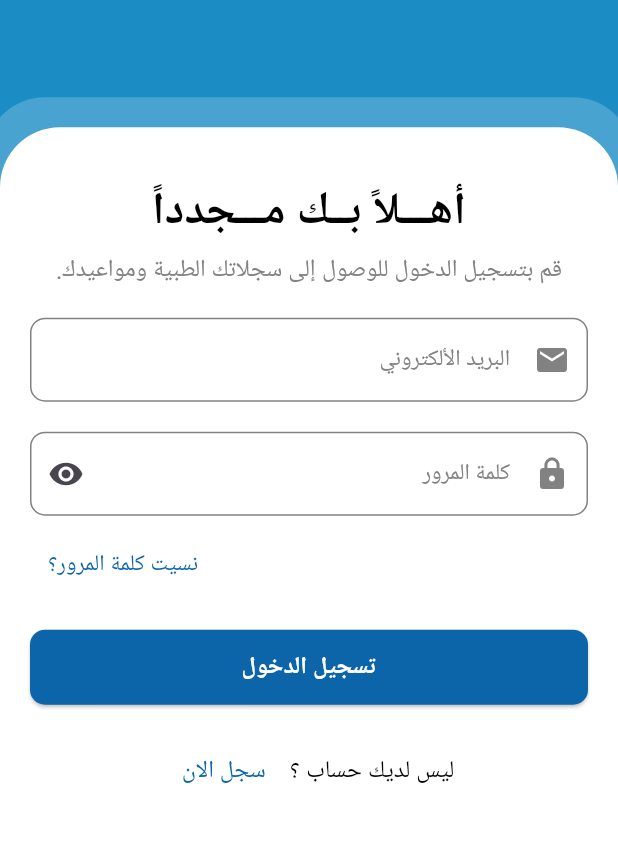
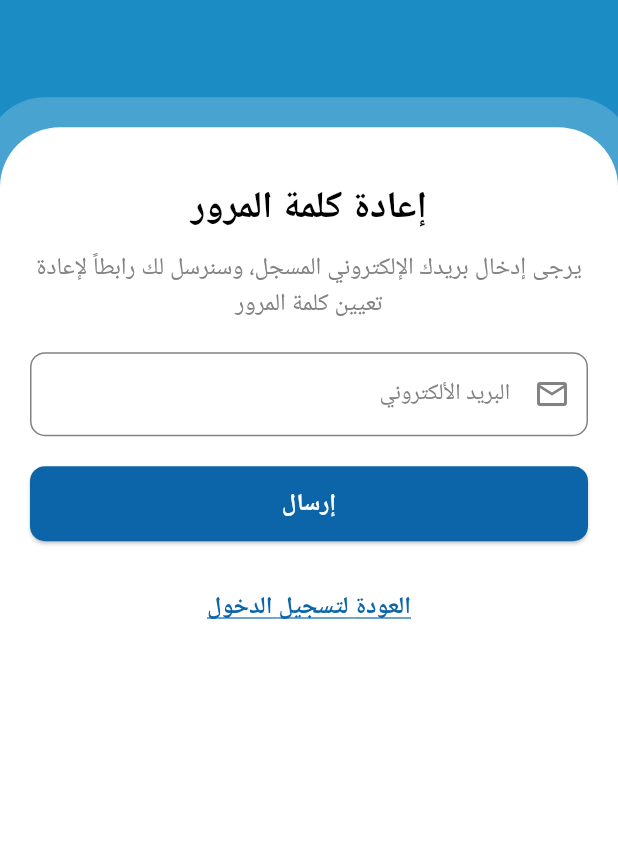
Before and after one commit to Tabibi-Gaza/Tabibi-Mobile, a Flutter app: the LoginScreen screen opened by its route, after a tap on "نسيت كلمة المرور؟", on a phone screen of 412 x 824 dp, the part 226-1068 px from its top. Run offline on Flutter 3.47's test engine with Material 3 defaults, Android fonts, the phone set to English and light mode, and no system bars; our stand-ins replace dots_indicator, flutter_svg, get; Roboto replaces fonts that are missing (Cairo).

Commit message:
feat: add forgot password screen and GetX bindings
Implemented forgot password screen with ForgotPasswordController (email validation, send reset link, back to login)
- Added GetX Bindings (LoginBinding, RegisterBinding, OnBordingBinding, ForgotPasswordBinding) for lazy dependency injection
- Migrated login, register, and onboarding screens from hand Get.put() to GetView<Controller> pattern
- Changed register button to Get.back() instead of Get.offAllNamed
- Reworked register screen layout to use Expanded sections like the login screen
- Simple login/register controllers by initialize TextEditingControllers as final fields
- Minor UI adjustments: Background color Welcome page, page shadow transparency, new font size 20.

```diff
--- a/lib/core/constants/app_font_size.dart
+++ b/lib/core/constants/app_font_size.dart
@@ -1,6 +1,7 @@
 class AppFontSize {
   static const double fontSize16 = 16.0;
   static const double fontSize19 = 19.0;
+  static const double fontSize20 = 20.0;
   static const double fontSize25 = 25.0;
   static const double fontSize30 = 30.0;
 }
--- a/lib/core/constants/app_string.dart
+++ b/lib/core/constants/app_string.dart
@@ -39,4 +39,11 @@ class AppString {
       "أوافق على شروط الأستخدام و الخصوصية";
   static const String registerMale = "ذكر";
   static const String registerFemale = "أنثى";
+
+  //? App Forgot Password
+  static const String forgotPasswordTitle = "إعادة كلمة المرور";
+  static const String forgotPasswordSubTitle =
+      "يرجى إدخال بريدك الإلكتروني المسجل، وسنرسل لك رابطاً لإعادة تعيين كلمة المرور";
+  static const String forgotPasswordButton = "إرسال";
+  static const String forgotPasswordBackToLogin = "العودة لتسجيل الدخول";
 }
--- a/lib/core/routes/app_pages.dart
+++ b/lib/core/routes/app_pages.dart
@@ -1,8 +1,13 @@
 import 'package:flutter/widgets.dart';
 import 'package:get/get_navigation/src/routes/get_route.dart';
 import 'package:tabibi_app/core/routes/app_routes.dart';
+import 'package:tabibi_app/features/auth/forgot%20password/bindings/forgot_password_binding.dart';
+import 'package:tabibi_app/features/auth/login/bindings/login_bindings.dart';
 import 'package:tabibi_app/features/auth/login/view/login_screen.dart';
+import 'package:tabibi_app/features/auth/register/bindings/register_binding.dart';
 import 'package:tabibi_app/features/auth/register/view/register_scrren.dart';
+import 'package:tabibi_app/features/auth/forgot%20password/view/forgot_password_screen.dart';
+import 'package:tabibi_app/features/onBording/bindings/on_bording_bindings.dart';
 import 'package:tabibi_app/features/onBording/view/on_bording_screen.dart';
 import 'package:tabibi_app/features/splash/view/splash_screen.dart';
 
@@ -11,15 +16,27 @@ class AppPages {
 
   static final routes = [
     GetPage(name: AppRoutes.splash, page: () => SplashScreen()),
-    GetPage(name: AppRoutes.onBording, page: () => OnBordingScreen()),
+    GetPage(
+      name: AppRoutes.onBording,
+      page: () => OnBordingScreen(),
+      binding: OnBordingBinding(),
+    ),
     GetPage(
       name: AppRoutes.login,
       page: () => LoginScreen(),
+      binding: LoginBinding(),
       curve: Curves.bounceIn,
     ),
     GetPage(
       name: AppRoutes.register,
       page: () => RegisterScrren(),
+      binding: RegisterBinding(),
+      curve: Curves.bounceIn,
+    ),
+    GetPage(
+      name: AppRoutes.forgotPassword,
+      page: () => ForgotPasswordScreen(),
+      binding: ForgotPasswordBinding(),
       curve: Curves.bounceIn,
     ),
   ];
--- a/lib/core/routes/app_routes.dart
+++ b/lib/core/routes/app_routes.dart
@@ -3,4 +3,5 @@ class AppRoutes {
   static const onBording = '/onBording';
   static const login = '/login';
   static const register = '/register';
+  static const forgotPassword = '/forgotPassword';
 }
--- /dev/null
+++ b/lib/features/auth/forgot password/bindings/forgot_password_binding.dart
@@ -0,0 +1,9 @@
+import 'package:get/get.dart';
+import 'package:tabibi_app/features/auth/forgot%20password/controller/forgot_password_controller.dart';
+
+class ForgotPasswordBinding extends Bindings {
+  @override
+  void dependencies() {
+    Get.lazyPut(() => ForgotPasswordController());
+  }
+}
--- /dev/null
+++ b/lib/features/auth/forgot password/controller/forgot_password_controller.dart
@@ -0,0 +1,36 @@
+import 'package:flutter/material.dart';
+import 'package:get/get.dart';
+
+class ForgotPasswordController extends GetxController {
+  final GlobalKey<FormState> formKey = GlobalKey<FormState>();
+
+  final TextEditingController emailController = TextEditingController();
+
+  String? validatorEmail(String? value) {
+    if (value == null || value.isEmpty) {
+      return "الرجاء إدخال البريد الإلكتروني";
+    }
+    if (!value.contains("@")) {
+      return "الرجاء إدخال بريد إلكتروني صحيح";
+    }
+    return null;
+  }
+
+  void onPressedSendEmail() {
+    if (formKey.currentState!.validate()) {
+      Get.snackbar("نجاح", "تم إرسال البريد الإلكتروني");
+    } else {
+      Get.snackbar("خطأ", "يرجى تعبئة الحقول");
+    }
+  }
+
+  void onPressedBackToLogin() {
+    Get.back();
+  }
+
+  @override
+  void onClose() {
+    emailController.dispose();
+    super.onClose();
+  }
+}
--- /dev/null
+++ b/lib/features/auth/forgot password/view/forgot_password_screen.dart
@@ -0,0 +1,67 @@
+import 'package:flutter/material.dart';
+import 'package:get/get.dart';
+import 'package:tabibi_app/core/constants/app_colors.dart';
+import 'package:tabibi_app/core/constants/app_padding.dart';
+import 'package:tabibi_app/core/constants/app_radius.dart';
+import 'package:tabibi_app/features/auth/forgot%20password/controller/forgot_password_controller.dart';
+import 'package:tabibi_app/features/auth/forgot%20password/widget/cusotom_body_forgot_password.dart';
+import 'package:tabibi_app/features/auth/forgot%20password/widget/cusotom_heder_forgot_password.dart';
+
+class ForgotPasswordScreen extends GetView<ForgotPasswordController> {
+  const ForgotPasswordScreen({super.key});
+
+  @override
+  Widget build(BuildContext context) {
+    return Scaffold(
+      resizeToAvoidBottomInset: false,
+      backgroundColor: AppColors.cSecondary,
+      body: Column(
+        children: [
+          Expanded(flex: 2, child: CustomHederForgotPassword()),
+          Expanded(
+            flex: 5,
+            child: Container(
+              width: double.infinity,
+              padding: EdgeInsets.only(
+                top: AppPadding.p35,
+                right: AppPadding.p20,
+                left: AppPadding.p20,
+              ),
+              decoration: BoxDecoration(
+                color: AppColors.cWhite,
+                borderRadius: BorderRadius.only(
+                  topLeft: Radius.circular(AppRadius.r40),
+                  topRight: Radius.circular(AppRadius.r40),
+                ),
+                boxShadow: [
+                  BoxShadow(
+                    offset: Offset(0, -10),
+                    color: AppColors.cWhite.withValues(alpha: .2),
+                    spreadRadius: 10,
+                    blurStyle: BlurStyle.solid,
+                  ),
+                ],
+              ),
+              child: SingleChildScrollView(
+                child: Form(
+                  key: controller.formKey,
+                  child: GetBuilder<ForgotPasswordController>(
+                    init: controller,
+                    builder: (controller) {
+                      return CusotomBodyForgotPassword(
+                        validatorEmail: controller.validatorEmail,
+                        controller: controller.emailController,
+                        onPressedSendEmail: controller.onPressedSendEmail,
+                        onPressedBackToLogin: controller.onPressedBackToLogin,
+                      );
+                    },
+                  ),
+                ),
+              ),
+            ),
+          ),
+        ],
+      ),
+    );
+  }
+}
--- /dev/null
+++ b/lib/features/auth/forgot password/widget/cusotom_body_forgot_password.dart
@@ -0,0 +1,75 @@
+import 'package:flutter/material.dart';
+import 'package:tabibi_app/core/constants/app_colors.dart';
+import 'package:tabibi_app/core/constants/app_font_size.dart';
+import 'package:tabibi_app/core/constants/app_size.dart';
+import 'package:tabibi_app/core/constants/app_string.dart';
+import 'package:tabibi_app/core/widget/custome_button_auth.dart';
+import 'package:tabibi_app/core/widget/custome_text_form_field.dart';
+
+class CusotomBodyForgotPassword extends StatelessWidget {
+  const CusotomBodyForgotPassword({
+    super.key,
+    required this.validatorEmail,
+    required this.controller,
+    required this.onPressedSendEmail,
+    required this.onPressedBackToLogin,
+  });
+  final FormFieldValidator<String> validatorEmail;
+  final TextEditingController controller;
+  final VoidCallback onPressedSendEmail;
+  final VoidCallback onPressedBackToLogin;
+
+  @override
+  Widget build(BuildContext context) {
+    return Column(
+      crossAxisAlignment: CrossAxisAlignment.center,
+      children: [
+        Text(
+          AppString.forgotPasswordTitle,
+          style: TextStyle(
+            fontSize: AppFontSize.fontSize25,
+            fontWeight: FontWeight.bold,
+            color: AppColors.cBlack,
+          ),
+        ),
+        const SizedBox(height: AppSizeHeight.h10),
+        Text(
+          AppString.forgotPasswordSubTitle,
+          textAlign: TextAlign.center,
+          style: TextStyle(
+            fontSize: AppFontSize.fontSize16,
+            color: AppColors.cGrey,
+          ),
+        ),
+        const SizedBox(height: AppSizeHeight.h20),
+        CustomeTextFormField(
+          hintText: AppString.authEmail,
+          prefixIcon: Icons.email_outlined,
+          controller: controller,
+          keyboardType: TextInputType.emailAddress,
+          obscureText: false,
+          validator: validatorEmail,
+        ),
+        const SizedBox(height: AppSizeHeight.h20),
+        CustomeButtonAuth(
+          text: AppString.forgotPasswordButton,
+          onPressed: onPressedSendEmail,
+        ),
+        const SizedBox(height: AppSizeHeight.h20),
+        TextButton(
+          onPressed: onPressedBackToLogin,
+          child: Text(
+            AppString.forgotPasswordBackToLogin,
+            style: TextStyle(
+              fontSize: AppFontSize.fontSize16,
+              color: AppColors.cPrimary,
+              fontWeight: FontWeight.bold,
+              decoration: TextDecoration.underline,
+              decorationColor: AppColors.cPrimary,
+            ),
+          ),
+        ),
+      ],
+    );
+  }
+}
--- /dev/null
+++ b/lib/features/auth/forgot password/widget/cusotom_heder_forgot_password.dart
@@ -0,0 +1,23 @@
+import 'package:flutter/material.dart';
+import 'package:flutter_svg/svg.dart';
+import 'package:tabibi_app/core/constants/app_assets.dart';
+import 'package:tabibi_app/core/constants/app_colors.dart';
+import 'package:tabibi_app/core/constants/app_size.dart';
+
+class CustomHederForgotPassword extends StatelessWidget {
+  const CustomHederForgotPassword({super.key});
+
+  @override
+  Widget build(BuildContext context) {
+    return Padding(
+      padding: const EdgeInsets.all(20.0),
+      child: Center(
+        child: SvgPicture.asset(
+          AppAssets.aLogoHorizantal,
+          width: AppSizeWidth.w170,
+          colorFilter: ColorFilter.mode(AppColors.cWhite, BlendMode.srcIn),
+        ),
+      ),
+    );
+  }
+}
--- /dev/null
+++ b/lib/features/auth/login/bindings/login_bindings.dart
@@ -0,0 +1,9 @@
+import 'package:get/get.dart';
+import 'package:tabibi_app/features/auth/login/controller/login_controller.dart';
+
+class LoginBinding extends Bindings {
+  @override
+  void dependencies() {
+    Get.lazyPut(() => LoginController());
+  }
+}
--- a/lib/features/auth/login/controller/login_controller.dart
+++ b/lib/features/auth/login/controller/login_controller.dart
@@ -4,18 +4,9 @@ import 'package:tabibi_app/core/routes/app_routes.dart';
 
 class LoginController extends GetxController {
   final GlobalKey<FormState> formKey = GlobalKey<FormState>();
-  late TextEditingController emailController;
-  late TextEditingController passwordController;
+  final TextEditingController emailController = TextEditingController();
+  final TextEditingController passwordController = TextEditingController();
   bool obscureText = true;
-  String errorEmail = "";
-  String errorPassword = "";
-
-  @override
-  void onInit() {
-    emailController = TextEditingController();
-    passwordController = TextEditingController();
-    super.onInit();
-  }
 
   String? validatorEmail(String? value) {
     if (value == null || value.isEmpty) {
@@ -54,6 +45,10 @@ class LoginController extends GetxController {
     }
   }
 
+  void onPressedForgetPassword() {
+    Get.toNamed(AppRoutes.forgotPassword);
+  }
+
   @override
   void onClose() {
     emailController.dispose();
--- a/lib/features/auth/login/view/login_screen.dart
+++ b/lib/features/auth/login/view/login_screen.dart
@@ -8,9 +8,8 @@ import 'package:tabibi_app/features/auth/login/controller/login_controller.dart'
 import 'package:tabibi_app/features/auth/login/widget/custom_body_login.dart';
 import 'package:tabibi_app/features/auth/login/widget/custome_heder_login.dart';
 
-class LoginScreen extends StatelessWidget {
+class LoginScreen extends GetView<LoginController> {
   LoginScreen({super.key});
-  final LoginController _loginController = Get.put(LoginController());
 
   @override
   Widget build(BuildContext context) {
@@ -46,10 +45,10 @@ class LoginScreen extends StatelessWidget {
               ),
               child: SingleChildScrollView(
                 child: Form(
-                  key: _loginController.formKey,
+                  key: controller.formKey,
                   child: GetBuilder<LoginController>(
-                    init: _loginController,
-                    builder: (loginController) {
+                    init: controller,
+                    builder: (controller) {
                       return CustomBodyLogin(
                         loginTitleText: AppString.loginTitle,
                         loginSubTitleText: AppString.loginSubTitle,
@@ -59,28 +58,30 @@ class LoginScreen extends StatelessWidget {
                         loginRegisterNowText: AppString.loginRegisterNow,
                         loginEmailText: AppString.authEmail,
                         loginPasswordText: AppString.authPassword,
-                        emailController: loginController.emailController,
-                        passwordController: loginController.passwordController,
-                        onPressedForgetPassword: () {},
+                        emailController: controller.emailController,
+                        passwordController: controller.passwordController,
+                        onPressedForgetPassword: () {
+                          controller.onPressedForgetPassword();
+                        },
                         onPressedRegisterNow: () {
-                          _loginController.onPressedRegisterNow();
+                          controller.onPressedRegisterNow();
                         },
                         onPressedLogin: () {
-                          _loginController.onPressedLogin();
+                          controller.onPressedLogin();
                         },
                         validatorEmail: (value) {
-                          return _loginController.validatorEmail(value);
+                          return controller.validatorEmail(value);
                         },
                         validatorPassword: (value) {
-                          return _loginController.validatorPassword(value);
+                          return controller.validatorPassword(value);
                         },
-                        obscureText: _loginController.obscureText,
+                        obscureText: controller.obscureText,
                         sufficIcon: IconButton(
                           onPressed: () {
-                            loginController.togglePasswordVisibility();
+                            controller.togglePasswordVisibility();
                           },
                           icon: Icon(
-                            loginController.obscureText
+                            controller.obscureText
                                 ? Icons.visibility
                                 : Icons.visibility_off,
                           ),
--- /dev/null
+++ b/lib/features/auth/register/bindings/register_binding.dart
@@ -0,0 +1,9 @@
+import 'package:get/get.dart';
+import 'package:tabibi_app/features/auth/register/controller/register_controller.dart';
+
+class RegisterBinding extends Bindings {
+  @override
+  void dependencies() {
+    Get.lazyPut(() => RegisterController());
+  }
+}
--- a/lib/features/auth/register/widget/custom_body_register.dart
+++ b/lib/features/auth/register/widget/custom_body_register.dart
@@ -15,7 +15,6 @@ class CustomBodyRegister extends StatelessWidget {
     required this.phoneController,
     required this.addressController,
     required this.passwordController,
-    required this.confirmPasswordController,
     required this.validatorFullName,
     required this.validatorEmail,
     required this.validatorPhone,
@@ -38,7 +37,6 @@ class CustomBodyRegister extends StatelessWidget {
   final TextEditingController phoneController;
   final TextEditingController addressController;
   final TextEditingController passwordController;
-  final TextEditingController confirmPasswordController;
   final FormFieldValidator<String> validatorFullName;
   final FormFieldValidator<String> validatorEmail;
   final FormFieldValidator<String> validatorPhone;
--- /dev/null
+++ b/lib/features/onBording/bindings/on_bording_bindings.dart
@@ -0,0 +1,9 @@
+import 'package:tabibi_app/features/onBording/controller/on_bording_controller.dart';
+import 'package:get/get.dart';
+
+class OnBordingBinding extends Bindings {
+  @override
+  void dependencies() {
+    Get.lazyPut(() => OnBordingController());
+  }
+}
--- a/lib/features/onBording/widget/custome_page_view.dart
+++ b/lib/features/onBording/widget/custome_page_view.dart
@@ -44,7 +44,7 @@ class CustomePageView extends StatelessWidget {
                   boxShadow: [
                     BoxShadow(
                       spreadRadius: 2,
-                      color: AppColors.cPrimary.withValues(alpha: 0.2),
+                      color: AppColors.cPrimary.withValues(alpha: 0.3),
                       offset: const Offset(0, 0),
                       blurRadius: AppRadius.r20,
                     ),
```
Also changed, not shown: lib/features/auth/register/controller/register_controller.dart (+6 -19 lines), lib/features/auth/register/view/register_scrren.dart (+15 -16 lines), lib/features/onBording/view/on_bording_screen.dart (+10 -15 lines).
